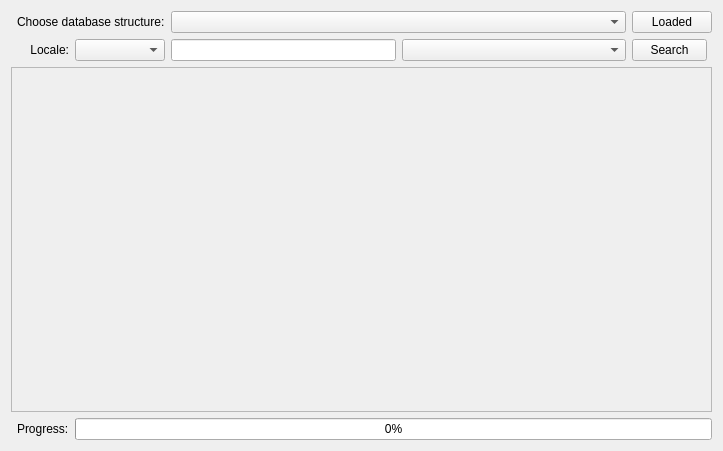
glandu2/RappelzRDBTool, file gui/DatabaseView.ui: the form before one commit.
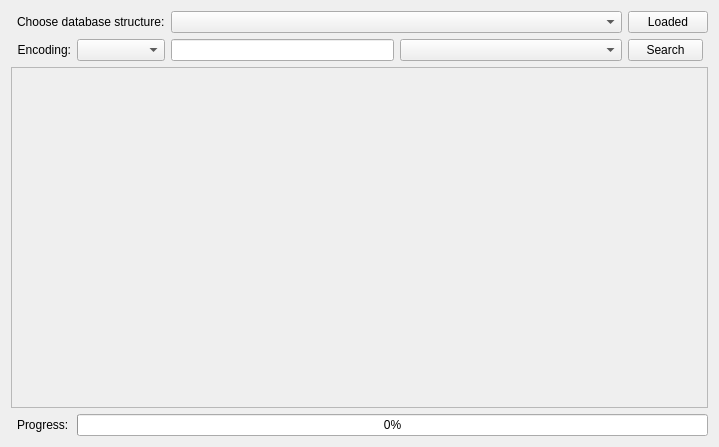
The form after the commit.

Commit message: All translation text has now a description for the translator. Renamed main window title (replace 'by' by '~'). Renamed locale to encoding

What changed in the file:
```diff
--- a/gui/DatabaseView.ui
+++ b/gui/DatabaseView.ui
@@ -6,8 +6,8 @@
    <rect>
     <x>0</x>
     <y>0</y>
-    <width>723</width>
-    <height>451</height>
+    <width>719</width>
+    <height>447</height>
    </rect>
   </property>
   <property name="windowTitle">
@@ -159,7 +159,7 @@
    <item row="1" column="1">
     <widget class="QLabel" name="localeLabel">
      <property name="text">
-      <string>Locale:</string>
+      <string comment="Label next to encoding combobox">Encoding:</string>
      </property>
      <property name="alignment">
       <set>Qt::AlignRight|Qt::AlignTrailing|Qt::AlignVCenter</set>
```
Left out of the diff: 25 changed lines with no effect on the pictures. The commit also changes 5 other files.
